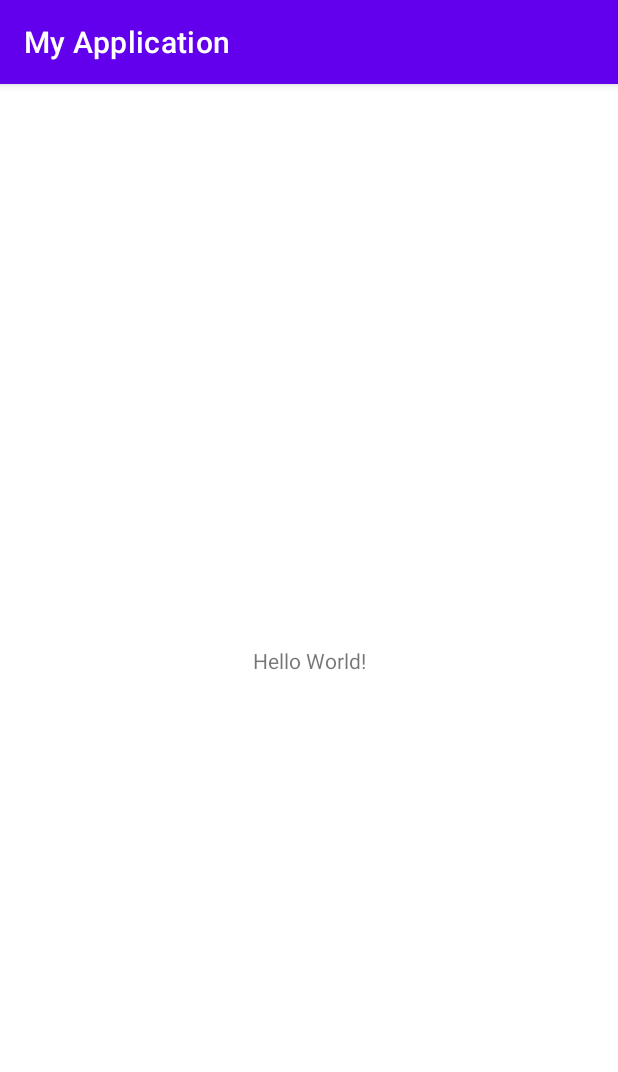
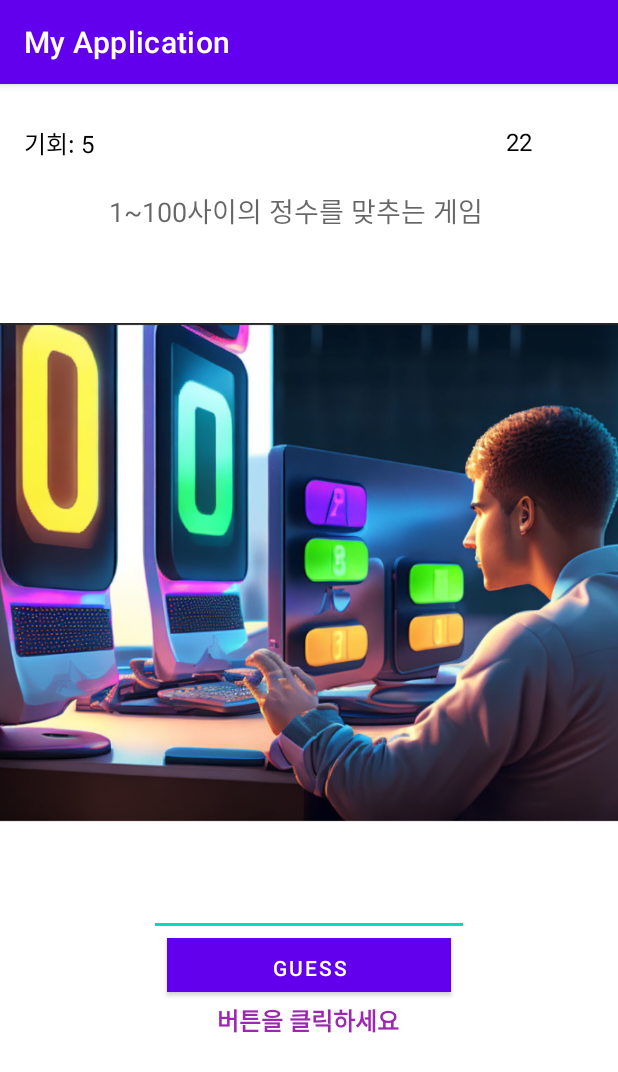
Before and after one commit to mseo39/android, an Android app: the screen it shows after launch (MainActivity before the commit, Guess_num after it), on a phone screen of 412 x 824 dp. Shown: the top 1072 px of the screen. Run offline under Robolectric (Android 15) with nearby library versions, the phone set to English and light mode, and no system bars.

Commit message:
guess_num

```diff
--- /dev/null
+++ b/app/src/main/java/com/example/myapplication/Guess_num.java
@@ -0,0 +1,113 @@
+package com.example.myapplication;
+
+import androidx.appcompat.app.AppCompatActivity;
+
+import android.os.Bundle;
+import android.view.View;
+import android.widget.EditText;
+import android.widget.TextView;
+import java.util.Random;
+import android.os.CountDownTimer;
+
+public class Guess_num extends AppCompatActivity {
+
+    //============== 난수 발생
+    Random random = new Random(); // 랜덤 객체 생성
+    private int random_num= random.nextInt(100)+1; //1~100 정수 중 랜덤으로 저장
+
+    //============== 시도할 수 있는 기회
+    private int try_num=5; //5로 초기화 //참고로 점수는 try_num*20이다
+
+    //============== 카운트다운
+    private int count=30; //타이머 변수를 30으로 초기화
+    private TextView time_text; //time_text TextView를 저장할 변수 선언
+    private CountDownTimer countDownTimer; //CountDownTimer를 저장할 변수 선언
+
+    //============= 레이아웃 생성, 초기화 컴포넌트를 불러옴
+    @Override
+    protected void onCreate(Bundle savedInstanceState) {
+        super.onCreate(savedInstanceState); //프로그램 Activity가 생성할 때 실행
+        setContentView(R.layout.activity_main); //화면 디자인을 xml로 정의해놓은 파일을 불러와 지정
+
+        //textView에서 id가 time_text인 것을 가져와서 저장함
+        time_text = (TextView)findViewById(R.id.time_text);
+        //Timer함수 호출
+        Timer();
+        //카운트다운 시작
+        countDownTimer.start();
+    }
+
+    public void Timer(){
+
+        //CountDownTimer 객체 생성, 매개변수는 총 시간, 시간 간격이다
+        countDownTimer = new CountDownTimer(30*1000, 1000) {
+            //1초에 한번씩 실행됨(매개변수로 1000을 보냈기 때문)
+            public void onTick(long millisUntilFinished) {
+                //time_text에 count로 지정_ 여기서 문자열로 바꾸지 않으면 오류가 발생한다. 유의하자
+                time_text.setText(String.valueOf(count));
+                //count 값을 1 줄이자
+                count --;
+            }//마지막에 실행되는 메소드이다
+            public void onFinish() {
+                time_text.setText(String.valueOf("Finish ."));
+            }
+        };
+    }
+
+    //countdowntimer는 현재 스레드의 상태를 확인하는 부분이 없기 때문에
+    //카운트다운이 돌아가지 않는데 cancel()을 하면 에러가 나는 상황이 발생하기 때문에
+    //에러가 발생하면 countdowntimer를 초기화하는 방식으로 해결이 가능함
+    @Override
+    public void onDestroy() {
+        super.onDestroy();
+        try{
+            countDownTimer.cancel();
+        } catch (Exception e) {}
+        countDownTimer=null;
+    }
+
+    //============= guess 버튼을 클릭했을 때
+    public void Clickbutton(View view){
+
+        EditText et; //editText 변수 선언, 사용자로 부터 입력 받는 위젯
+        et = (EditText)findViewById(R.id.edit_num); //editText에서 id가 edit_num인 것을 찾아서 변수에 저장
+
+        TextView guess_text; //Textview 변수 선언 , 입력받은 값에 따라 문구를 바꾸는 위젯
+        guess_text = (TextView)findViewById(R.id.guess_text); //textView에서 id가 guess_text인 것을 찾아서 변수에 저장
+
+        //=====사용자의 입력값이 공백인지 검사
+
+        //만약 사용자의 입력값이 공백이라면
+        if (et.getText().toString().length()==0){
+            guess_text.setText("입력값이 없습니다");
+        }
+        else{ //사용자로부터 받은 입력값이 공백이 아니라면
+            //사용자로부터 입력 받은 값을 가져와 -> 문자열로 변경 -> 정수로 변경하여 num 변수에 저장
+            int num = Integer.parseInt((et.getText().toString()));
+
+            // =====난수와 사용자로부터 입려받은 값을 비교
+
+            if (num == random_num) { //같다
+                guess_text.setText("정답입니다");
+                countDownTimer.cancel();
+            }else if (num<random_num){ //random 숫자가 입력한 수보다 크면
+                guess_text.setText("UP");
+            }else{
+                guess_text.setText("DOWN");
+            }
+        }
+
+        //============== 시도 횟수 변경
+
+        //버튼을 눌렀다는 것은 숫자 추측을 시도했다는 것으로 try_num을 -1 해준다
+        try_num=try_num-1;
+        TextView try_text = (TextView)findViewById(R.id.try_text); //try_text변수를 선언하여 textView에서 id가 try_text인 것을 찾아서 변수에 저장
+
+        if (try_num<=0){ //만약 시도가 더이상 없다면
+            guess_text.setText("GAME OVER");//gameover
+            countDownTimer.cancel();
+        }else {//시도 횟수가 남았다면
+            try_text.setText("기회: " + try_num); //시도 횟수로 텍스트 지정
+        }
+    }
+}
--- a/app/src/main/java/com/example/myapplication/MainActivity.java
+++ b/app/src/main/java/com/example/myapplication/nickname.java
@@ -4,11 +4,11 @@ import androidx.appcompat.app.AppCompatActivity;
 
 import android.os.Bundle;
 
-public class MainActivity extends AppCompatActivity {
+public class nickname extends AppCompatActivity {
 
     @Override
     protected void onCreate(Bundle savedInstanceState) {
         super.onCreate(savedInstanceState);
-        setContentView(R.layout.activity_main);
+        setContentView(R.layout.activity_nickname);
     }
 }
--- a/app/src/main/res/layout/activity_main.xml
+++ b/app/src/main/res/layout/activity_main.xml
@@ -2,17 +2,100 @@
 <androidx.constraintlayout.widget.ConstraintLayout xmlns:android="http://schemas.android.com/apk/res/android"
     xmlns:app="http://schemas.android.com/apk/res-auto"
     xmlns:tools="http://schemas.android.com/tools"
-    android:layout_width="match_parent"
-    android:layout_height="match_parent"
-    tools:context=".MainActivity">
+    android:layout_width="wrap_content"
+    android:layout_height="wrap_content"
+    tools:context=".Guess_num">
 
     <TextView
+        android:id="@+id/guess_text"
         android:layout_width="wrap_content"
         android:layout_height="wrap_content"
-        android:text="Hello World!"
+        android:layout_marginStart="33dp"
+        android:layout_marginBottom="16dp"
+        android:gravity="center|center_horizontal"
+        android:text="버튼을 클릭하세요"
+        android:textAlignment="center"
+        android:textAllCaps="false"
+        android:textColor="#9C27B0"
+        android:textSize="16sp"
+        android:textStyle="bold"
+        android:visibility="visible"
+        app:layout_constraintBottom_toBottomOf="parent"
+        app:layout_constraintStart_toStartOf="@+id/guess_button"
+        tools:visibility="visible" />
+
+    <Button
+        android:id="@+id/guess_button"
+        android:layout_width="189dp"
+        android:layout_height="36dp"
+        android:layout_marginTop="45dp"
+        android:layout_marginBottom="46dp"
+        android:background="#FFC107"
+        android:backgroundTint="#FFC107"
+        android:onClick="Clickbutton"
+        android:text="GUESS"
         app:layout_constraintBottom_toBottomOf="parent"
         app:layout_constraintEnd_toEndOf="parent"
         app:layout_constraintStart_toStartOf="parent"
+        app:layout_constraintTop_toTopOf="@+id/edit_num"
+        app:rippleColor="#FF9800"
+        app:strokeColor="#FFEB3B" />
+
+    <ImageView
+        android:id="@+id/imageView"
+        android:layout_width="wrap_content"
+        android:layout_height="wrap_content"
+        app:layout_constraintStart_toStartOf="parent"
+        app:layout_constraintTop_toTopOf="parent"
+        app:srcCompat="@drawable/__" />
+
+    <TextView
+        android:id="@+id/textView2"
+        android:layout_width="wrap_content"
+        android:layout_height="wrap_content"
+        android:layout_marginStart="10dp"
+        android:layout_marginTop="21dp"
+        android:text="1~100사이의 정수를 맞추는 게임"
+        android:textAppearance="@style/TextAppearance.AppCompat.Medium"
+        app:layout_constraintStart_toEndOf="@+id/try_text"
+        app:layout_constraintTop_toBottomOf="@+id/time_text" />
+
+    <TextView
+        android:id="@+id/try_text"
+        android:layout_width="wrap_content"
+        android:layout_height="wrap_content"
+        android:layout_marginStart="16dp"
+        android:layout_marginTop="27dp"
+        android:text="기회: 5"
+        android:textColor="#000000"
+        android:textSize="16sp"
+        app:layout_constraintStart_toStartOf="parent"
+        app:layout_constraintTop_toTopOf="parent" />
+
+    <EditText
+        android:id="@+id/edit_num"
+        android:layout_width="wrap_content"
+        android:layout_height="wrap_content"
+        android:layout_marginBottom="44dp"
+        android:contentDescription="정수를 입력하세요"
+        android:ems="10"
+        android:gravity="center_horizontal"
+        android:inputType="number"
+        android:textAlignment="gravity"
+        app:layout_constraintBottom_toTopOf="@+id/guess_text"
+        app:layout_constraintEnd_toEndOf="parent"
+        app:layout_constraintStart_toStartOf="parent" />
+
+    <TextView
+        android:id="@+id/time_text"
+        android:layout_width="wrap_content"
+        android:layout_height="wrap_content"
+        android:layout_marginTop="27dp"
+        android:layout_marginEnd="57dp"
+        android:text="Time: 30"
+        android:textColor="#000000"
+        android:textSize="16sp"
+        app:layout_constraintEnd_toEndOf="parent"
         app:layout_constraintTop_toTopOf="parent" />
 
 </androidx.constraintlayout.widget.ConstraintLayout>
```
Also changed, not shown: app/src/main/AndroidManifest.xml (+8 -1 lines), app/src/main/res/layout/activity_nickname.xml (added, +9 -0 lines), app/src/main/res/drawable/__.png (added).
